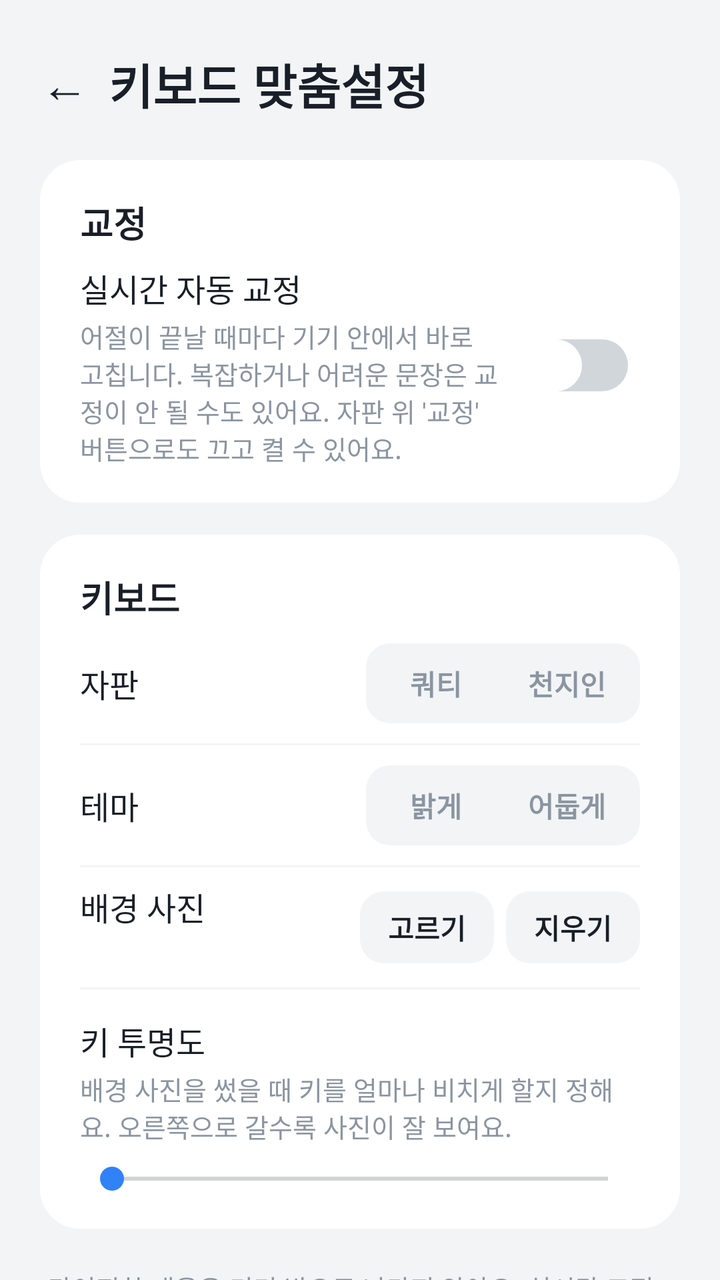
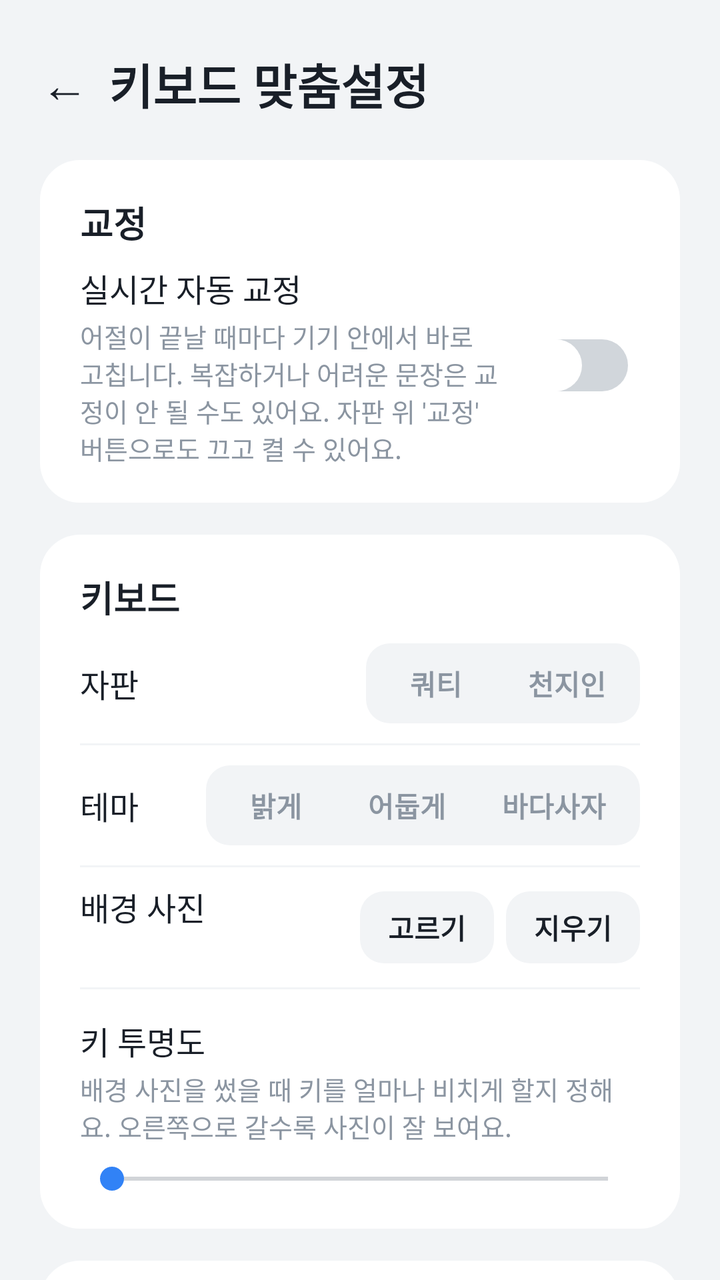

The first picture is an Android layout as it rendered before a commit; the second is the same layout after the commit. The layout source and the unified diff follow.
<!-- AndroidManifest.xml: application theme Theme.SpellKeyboard -->
<!-- res/layout/activity_settings.xml -->
<?xml version="1.0" encoding="utf-8"?>
<ScrollView xmlns:android="http://schemas.android.com/apk/res/android"
    xmlns:app="http://schemas.android.com/apk/res-auto"
    android:id="@+id/settings_scroll"
    android:layout_width="match_parent"
    android:layout_height="match_parent"
    android:background="@color/toss_bg"
    android:fillViewport="true"
    android:importantForAutofill="noExcludeDescendants"
    android:scrollbars="none">

    <LinearLayout
        android:layout_width="match_parent"
        android:layout_height="wrap_content"
        android:orientation="vertical"
        android:paddingHorizontal="20dp"
        android:paddingTop="20dp"
        android:paddingBottom="40dp">

        <LinearLayout
            android:layout_width="match_parent"
            android:layout_height="wrap_content"
            android:gravity="center_vertical"
            android:orientation="horizontal">

            <TextView
                android:id="@+id/back_button"
                android:layout_width="44dp"
                android:layout_height="44dp"
                android:layout_marginStart="-10dp"
                android:background="?attr/selectableItemBackgroundBorderless"
                android:clickable="true"
                android:contentDescription="@string/back"
                android:focusable="true"
                android:gravity="center"
                android:text="←"
                android:textColor="@color/toss_text"
                android:textSize="24sp" />

            <TextView
                android:layout_width="wrap_content"
                android:layout_height="wrap_content"
                android:text="@string/settings_title"
                android:textColor="@color/toss_text"
                android:textSize="24sp"
                android:textStyle="bold" />
        </LinearLayout>

        
        <LinearLayout style="@style/Card">
            <TextView style="@style/CardTitle" android:text="@string/section_correction" />

            <LinearLayout style="@style/Row">
                <LinearLayout style="@style/RowText">
                    <TextView style="@style/RowTitle" android:text="@string/setting_auto_correct" />
                    <TextView style="@style/RowSub" android:text="@string/setting_auto_correct_sub" />
                </LinearLayout>
                <androidx.appcompat.widget.SwitchCompat
                    android:id="@+id/auto_correct_switch"
                    android:layout_width="wrap_content"
                    android:layout_height="wrap_content"
                    android:thumb="@drawable/switch_thumb"
                    app:showText="false"
                    app:track="@drawable/switch_track" />
            </LinearLayout>
        </LinearLayout>

        
        <LinearLayout style="@style/Card">
            <TextView style="@style/CardTitle" android:text="@string/section_keyboard" />

            <LinearLayout style="@style/Row">
                <LinearLayout style="@style/RowText">
                    <TextView style="@style/RowTitle" android:text="@string/setting_layout" />
                </LinearLayout>
                <LinearLayout style="@style/Segment">
                    <TextView android:id="@+id/layout_qwerty" style="@style/SegmentItem" android:text="@string/setting_layout_qwerty" />
                    <TextView android:id="@+id/layout_cheonjiin" style="@style/SegmentItem" android:text="@string/setting_layout_cheonjiin" />
                </LinearLayout>
            </LinearLayout>

            <View style="@style/Divider" />

            <LinearLayout style="@style/Row">
                <LinearLayout style="@style/RowText">
                    <TextView style="@style/RowTitle" android:text="@string/setting_theme" />
                </LinearLayout>
                <LinearLayout style="@style/Segment">
                    <TextView android:id="@+id/theme_light" style="@style/SegmentItem" android:text="@string/setting_theme_light" />
                    <TextView android:id="@+id/theme_dark" style="@style/SegmentItem" android:text="@string/setting_theme_dark" />
                </LinearLayout>
            </LinearLayout>

            <View style="@style/Divider" />

            <LinearLayout style="@style/Row">
                <LinearLayout style="@style/RowText">
                    <TextView style="@style/RowTitle" android:text="@string/setting_background" />
                    <TextView android:id="@+id/background_status" style="@style/RowSub" />
                </LinearLayout>
                <TextView android:id="@+id/background_pick" style="@style/Pill" android:text="@string/setting_background_pick" />
                <TextView
                    android:id="@+id/background_clear"
                    style="@style/Pill"
                    android:layout_marginStart="6dp"
                    android:text="@string/setting_background_clear" />
            </LinearLayout>

            <View style="@style/Divider" />

            <LinearLayout
                android:layout_width="match_parent"
                android:layout_height="wrap_content"
                android:orientation="vertical"
                android:paddingTop="14dp"
                android:paddingBottom="6dp">

                <LinearLayout
                    android:layout_width="match_parent"
                    android:layout_height="wrap_content"
                    android:orientation="horizontal">

                    <TextView
                        style="@style/RowTitle"
                        android:layout_width="0dp"
                        android:layout_weight="1"
                        android:text="@string/setting_key_transparency" />

                    <TextView
                        android:id="@+id/key_transparency_value"
                        android:layout_width="wrap_content"
                        android:layout_height="wrap_content"
                        android:textColor="@color/toss_blue"
                        android:textSize="16sp"
                        android:textStyle="bold" />
                </LinearLayout>

                <TextView style="@style/RowSub" android:text="@string/setting_key_transparency_sub" />

                <SeekBar
                    android:id="@+id/key_transparency"
                    android:layout_width="match_parent"
                    android:layout_height="wrap_content"
                    android:layout_marginTop="8dp"
                    android:max="100" />
            </LinearLayout>
        </LinearLayout>

        <TextView
            style="@style/Caption"
            android:layout_marginTop="20dp"
            android:paddingHorizontal="4dp"
            android:text="@string/privacy_notice" />
    </LinearLayout>
</ScrollView>
<!-- resources referenced by this layout -->
<resources>
  <color name="toss_bg">#F2F4F6</color>
  <color name="toss_blue">#3182F6</color>
  <color name="toss_text">#191F28</color>
  <!-- drawable switch_thumb (drawable) -->
  <?xml version="1.0" encoding="utf-8"?>
  <inset xmlns:android="http://schemas.android.com/apk/res/android" android:inset="3dp">
      <shape android:shape="oval">
          <solid android:color="#FFFFFF" />
          <size android:width="26dp" android:height="26dp" />
      </shape>
  </inset>
  <string name="back">뒤로</string>
  <string name="privacy_notice">타이핑한 내용은 기기 밖으로 나가지 않아요. 실시간 교정은 전부 기기 안에서 처리하고, 비밀번호·이메일·URL 입력란에서는 자동으로 꺼져요.</string>
  <string name="section_correction">교정</string>
  <string name="section_keyboard">키보드</string>
  <string name="setting_auto_correct">실시간 자동 교정</string>
  <string name="setting_auto_correct_sub">어절이 끝날 때마다 기기 안에서 바로 고칩니다. 복잡하거나 어려운 문장은 교정이 안 될 수도 있어요. 자판 위 \'교정\' 버튼으로도 끄고 켤 수 있어요.</string>
  <string name="setting_background">배경 사진</string>
  <string name="setting_background_clear">지우기</string>
  <string name="setting_background_pick">고르기</string>
  <string name="setting_key_transparency">키 투명도</string>
  <string name="setting_key_transparency_sub">배경 사진을 썼을 때 키를 얼마나 비치게 할지 정해요. 오른쪽으로 갈수록 사진이 잘 보여요.</string>
  <string name="setting_layout">자판</string>
  <string name="setting_layout_cheonjiin">천지인</string>
  <string name="setting_layout_qwerty">쿼티</string>
  <string name="setting_theme">테마</string>
  <string name="setting_theme_dark">어둡게</string>
  <string name="setting_theme_light">밝게</string>
  <string name="settings_title">키보드 맞춤설정</string>
  <style name="CardTitle">
          <item name="android:layout_width">wrap_content</item>
          <item name="android:layout_height">wrap_content</item>
          <item name="android:textColor">@color/toss_text</item>
          <item name="android:textSize">18sp</item>
          <item name="android:textStyle">bold</item>
      </style>
  <style name="Divider">
          <item name="android:layout_width">match_parent</item>
          <item name="android:layout_height">1dp</item>
          <item name="android:background">@color/toss_divider</item>
      </style>
  <style name="RowText">
          <item name="android:layout_width">0dp</item>
          <item name="android:layout_height">wrap_content</item>
          <item name="android:layout_weight">1</item>
          <item name="android:layout_marginEnd">12dp</item>
          <item name="android:orientation">vertical</item>
      </style>
  <style name="RowTitle">
          <item name="android:layout_width">wrap_content</item>
          <item name="android:layout_height">wrap_content</item>
          <item name="android:textColor">@color/toss_text</item>
          <item name="android:textSize">16sp</item>
      </style>
  <color name="toss_switch_off">#D1D6DB</color>
  <color name="toss_text3">#8B95A1</color>
  <!-- drawable bg_card (drawable) -->
  <?xml version="1.0" encoding="utf-8"?>
  <shape xmlns:android="http://schemas.android.com/apk/res/android" android:shape="rectangle">
      <solid android:color="@color/toss_card" />
      <corners android:radius="20dp" />
  </shape>
  <color name="toss_divider">#F2F4F6</color>
  <!-- drawable bg_segment (drawable) -->
  <?xml version="1.0" encoding="utf-8"?>
  <shape xmlns:android="http://schemas.android.com/apk/res/android" android:shape="rectangle">
      <solid android:color="@color/toss_fill" />
      <corners android:radius="12dp" />
  </shape>
  <color name="toss_text2">#4E5968</color>
  <color name="toss_card">#FFFFFF</color>
  <color name="toss_fill_pressed">#E5E8EB</color>
  <color name="toss_fill">#F2F4F6</color>
  <!-- unchanged entries left out for length: 11 -->
</resources>

<!-- the commit's change to res/layout/activity_settings.xml (unified diff, before → after) -->
@@ -88,6 +88,7 @@
                 <LinearLayout style="@style/Segment">
                     <TextView android:id="@+id/theme_light" style="@style/SegmentItem" android:text="@string/setting_theme_light" />
                     <TextView android:id="@+id/theme_dark" style="@style/SegmentItem" android:text="@string/setting_theme_dark" />
+                    <TextView android:id="@+id/theme_sealion" style="@style/SegmentItem" android:text="@string/setting_theme_sealion" />
                 </LinearLayout>
             </LinearLayout>
 
@@ -139,6 +140,59 @@
 
                 <SeekBar
                     android:id="@+id/key_transparency"
+                    android:layout_width="match_parent"
+                    android:layout_height="wrap_content"
+                    android:layout_marginTop="8dp"
+                    android:max="100" />
+            </LinearLayout>
+        </LinearLayout>
+
+        
+        <LinearLayout style="@style/Card">
+            <TextView style="@style/CardTitle" android:text="@string/section_sound" />
+
+            <LinearLayout style="@style/Row">
+                <LinearLayout style="@style/RowText">
+                    <TextView style="@style/RowTitle" android:text="@string/setting_key_sound" />
+                    <TextView style="@style/RowSub" android:text="@string/setting_key_sound_sub" />
+                </LinearLayout>
+                <LinearLayout style="@style/Segment">
+                    <TextView android:id="@+id/sound_none" style="@style/SegmentItem" android:text="@string/setting_sound_none" />
+                    <TextView android:id="@+id/sound_sealion" style="@style/SegmentItem" android:text="@string/setting_sound_sealion" />
+                </LinearLayout>
+            </LinearLayout>
+
+            <View style="@style/Divider" />
+
+            <LinearLayout
+                android:layout_width="match_parent"
+                android:layout_height="wrap_content"
+                android:orientation="vertical"
+                android:paddingTop="14dp"
+                android:paddingBottom="6dp">
+
+                <LinearLayout
+                    android:layout_width="match_parent"
+                    android:layout_height="wrap_content"
+                    android:orientation="horizontal">
+
+                    <TextView
+                        style="@style/RowTitle"
+                        android:layout_width="0dp"
+                        android:layout_weight="1"
+                        android:text="@string/setting_sound_volume" />
+
+                    <TextView
+                        android:id="@+id/sound_volume_value"
+                        android:layout_width="wrap_content"
+                        android:layout_height="wrap_content"
+                        android:textColor="@color/toss_blue"
+                        android:textSize="16sp"
+                        android:textStyle="bold" />
+                </LinearLayout>
+
+                <SeekBar
+                    android:id="@+id/sound_volume"
                     android:layout_width="match_parent"
                     android:layout_height="wrap_content"
                     android:layout_marginTop="8dp"
<!-- resource entries referenced after the edit -->
@@ -15,19 +15,26 @@
   <string name="privacy_notice">타이핑한 내용은 기기 밖으로 나가지 않아요. 실시간 교정은 전부 기기 안에서 처리하고, 비밀번호·이메일·URL 입력란에서는 자동으로 꺼져요.</string>
   <string name="section_correction">교정</string>
   <string name="section_keyboard">키보드</string>
+  <string name="section_sound">소리</string>
   <string name="setting_auto_correct">실시간 자동 교정</string>
   <string name="setting_auto_correct_sub">어절이 끝날 때마다 기기 안에서 바로 고칩니다. 복잡하거나 어려운 문장은 교정이 안 될 수도 있어요. 자판 위 \'교정\' 버튼으로도 끄고 켤 수 있어요.</string>
   <string name="setting_background">배경 사진</string>
   <string name="setting_background_clear">지우기</string>
   <string name="setting_background_pick">고르기</string>
+  <string name="setting_key_sound">키 소리</string>
+  <string name="setting_key_sound_sub">무음·진동 모드에서는 소리가 안 나요</string>
   <string name="setting_key_transparency">키 투명도</string>
   <string name="setting_key_transparency_sub">배경 사진을 썼을 때 키를 얼마나 비치게 할지 정해요. 오른쪽으로 갈수록 사진이 잘 보여요.</string>
   <string name="setting_layout">자판</string>
   <string name="setting_layout_cheonjiin">천지인</string>
   <string name="setting_layout_qwerty">쿼티</string>
+  <string name="setting_sound_none">끔</string>
+  <string name="setting_sound_sealion">바다사자</string>
+  <string name="setting_sound_volume">소리 크기</string>
   <string name="setting_theme">테마</string>
   <string name="setting_theme_dark">어둡게</string>
   <string name="setting_theme_light">밝게</string>
+  <string name="setting_theme_sealion">바다사자</string>
   <string name="settings_title">키보드 맞춤설정</string>
   <style name="CardTitle">
           <item name="android:layout_width">wrap_content</item>
